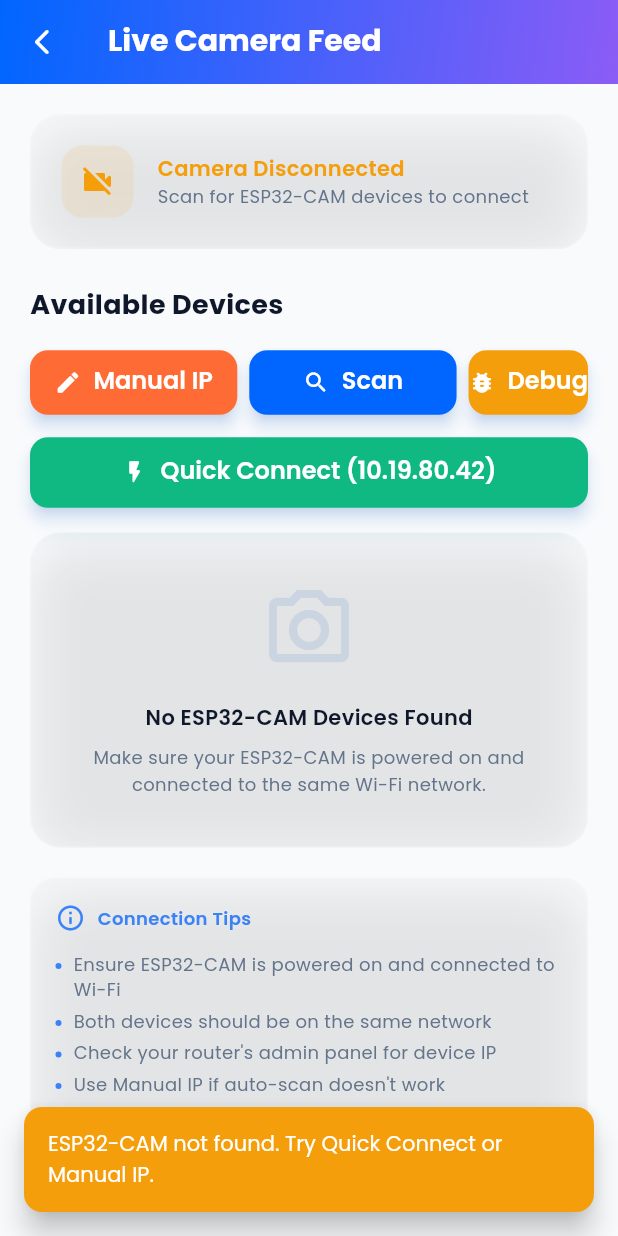
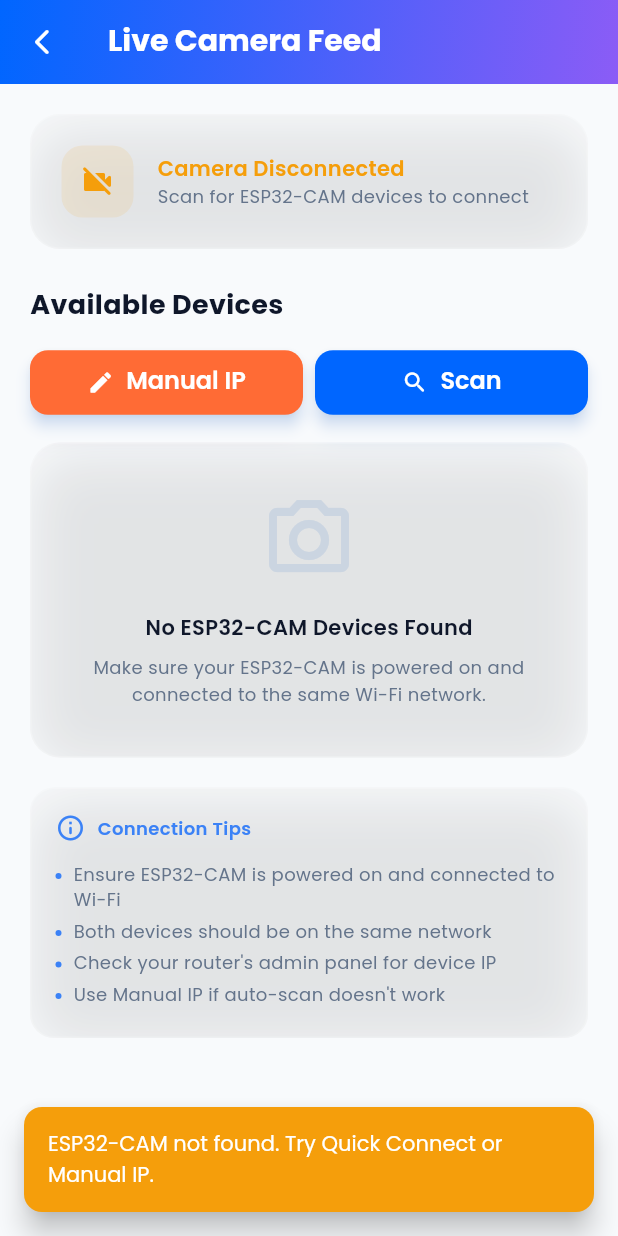
Before and after one commit to Senadheera-eng/roadsafe_ai, a Flutter app: the LiveCameraPage screen opened directly, on a phone screen of 412 x 824 dp. Run offline on Flutter 3.47's test engine with Material 3 defaults, Android fonts, the phone set to English and light mode, and no system bars; our stand-ins replace firebase_auth, firebase_core, google_fonts; missing offline and left inert: network_info_plus; accounts and stored records are empty; network calls fail.

Commit message:
remove unnecessary parts

```diff
--- a/lib/pages/live_camera_page.dart
+++ b/lib/pages/live_camera_page.dart
@@ -153,61 +153,6 @@ class _LiveCameraPageState extends State<LiveCameraPage>
     } else {
       _showMessage(
           'Failed to connect to ${device.deviceName}', AppColors.error);
-    }
-  }
-
-  Future<void> _debugESP32Connection() async {
-    const testIP = '10.19.80.42';
-
-    _showMessage('Testing connection to $testIP...', AppColors.info);
-
-    try {
-      // Test 1: Basic HTTP GET
-      print('Debug: Testing HTTP GET to $testIP');
-      final response = await http.get(
-        Uri.parse('http://$testIP/'),
-        headers: {'Connection': 'close'},
-      ).timeout(Duration(seconds: 10));
-
-      print('Debug: HTTP Response Status: ${response.statusCode}');
-      print('Debug: Response Headers: ${response.headers}');
-      print('Debug: Response Body Length: ${response.body.length}');
-      print(
-          'Debug: Response Body Preview: ${response.body.substring(0, response.body.length > 200 ? 200 : response.body.length)}');
-
-      if (response.statusCode == 200) {
-        _showMessage('HTTP connection successful!', AppColors.success);
-
-        // Test 2: Check stream endpoint
-        try {
-          final streamResponse = await http
-              .head(
-                Uri.parse('http://$testIP/stream'),
-              )
-              .timeout(Duration(seconds: 5));
-
-          print('Debug: Stream endpoint status: ${streamResponse.statusCode}');
-          _showMessage('Stream endpoint accessible!', AppColors.success);
-
-          // Manual device creation since auto-detection isn't working
-          final device = ESP32Device(
-            ipAddress: testIP,
-            deviceName: 'ESP32-CAM ($testIP)',
-            isConnected: false,
-          );
-
-          await _connectToDevice(device);
-        } catch (e) {
-          print('Debug: Stream test failed: $e');
-          _showMessage('Stream endpoint failed: $e', AppColors.error);
-        }
-      } else {
-        _showMessage(
-            'HTTP failed with status: ${response.statusCode}', AppColors.error);
-      }
-    } catch (e) {
-      print('Debug: Connection test failed: $e');
-      _showMessage('Connection failed: $e', AppColors.error);
     }
   }
 
@@ -574,7 +519,7 @@ class _LiveCameraPageState extends State<LiveCameraPage>
 
         const SizedBox(height: 16),
 
-        // Buttons Row - Fixed overflow issue
+        // Buttons Row - Only Manual IP and Scan
         Row(
           children: [
             Expanded(
@@ -618,48 +563,7 @@ class _LiveCameraPageState extends State<LiveCameraPage>
                 ),
               ),
             ),
-            const SizedBox(width: 8),
-            ElevatedButton.icon(
-              onPressed: () => _debugESP32Connection(),
-              icon: const Icon(Icons.bug_report_rounded, size: 18),
-              label: const Text('Debug'),
-              style: ElevatedButton.styleFrom(
-                backgroundColor: AppColors.warning,
-                foregroundColor: Colors.white,
-                padding: const EdgeInsets.symmetric(vertical: 12),
-                shape: RoundedRectangleBorder(
-                  borderRadius: BorderRadius.circular(12),
-                ),
-              ),
-            ),
           ],
-        ),
-
-        const SizedBox(height: 12),
-
-        // Quick Connect Button
-        SizedBox(
-          width: double.infinity,
-          child: ElevatedButton.icon(
-            onPressed: () async {
-              final device = ESP32Device(
-                ipAddress: '10.19.80.42',
-                deviceName: 'ESP32-CAM (10.19.80.42)',
-                isConnected: false,
-              );
-              await _connectToDevice(device);
-            },
-            icon: const Icon(Icons.flash_on_rounded),
-            label: const Text('Quick Connect (10.19.80.42)'),
-            style: ElevatedButton.styleFrom(
-              backgroundColor: AppColors.success,
-              foregroundColor: Colors.white,
-              padding: const EdgeInsets.symmetric(vertical: 14),
-              shape: RoundedRectangleBorder(
-                borderRadius: BorderRadius.circular(12),
-              ),
-            ),
-          ),
         ),
 
         const SizedBox(height: 16),
@@ -710,7 +614,6 @@ class _LiveCameraPageState extends State<LiveCameraPage>
               _buildTipItem('Both devices should be on the same network'),
               _buildTipItem('Check your router\'s admin panel for device IP'),
               _buildTipItem('Use Manual IP if auto-scan doesn\'t work'),
-              _buildTipItem('Try Quick Connect for your known ESP32-CAM'),
             ],
           ),
         ),
```
